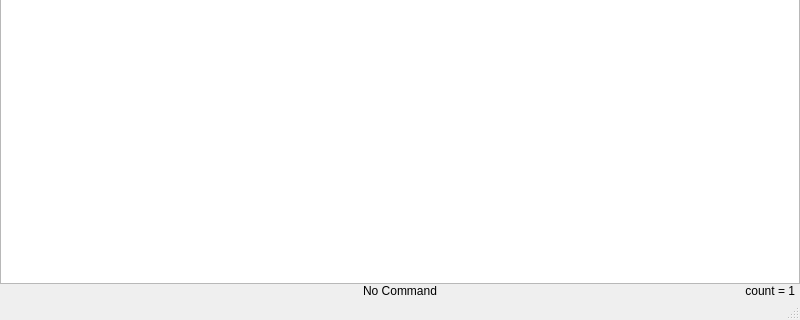
Qt form mainwindow.ui (KeroWagdy100/Vimmy) before a commit; both pictures show x 0 to 800 and y 280 to 600 of the 800 by 600 pixel window.
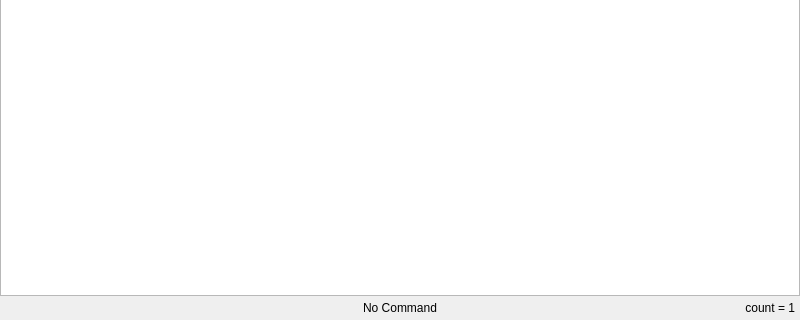
The same form after that commit. Icons and pictures are not drawn. Custom widgets are drawn as their Qt base class.

Diff of the .ui file:
```diff
--- a/mainwindow.ui
+++ b/mainwindow.ui
@@ -64,9 +64,15 @@
       <property name="leftMargin">
        <number>5</number>
       </property>
+      <property name="topMargin">
+       <number>5</number>
+      </property>
       <property name="rightMargin">
        <number>5</number>
       </property>
+      <property name="bottomMargin">
+       <number>5</number>
+      </property>
       <item>
        <widget class="QLabel" name="mode">
         <property name="text">
@@ -92,6 +98,9 @@
         <property name="alignment">
          <set>Qt::AlignmentFlag::AlignRight|Qt::AlignmentFlag::AlignTrailing|Qt::AlignmentFlag::AlignVCenter</set>
         </property>
+        <property name="margin">
+         <number>0</number>
+        </property>
        </widget>
       </item>
      </layout>
@@ -128,7 +137,6 @@
    <addaction name="menuFile"/>
    <addaction name="menu_Edit"/>
   </widget>
-  <widget class="QStatusBar" name="statusbar"/>
   <action name="save">
    <property name="icon">
     <iconset>
```
